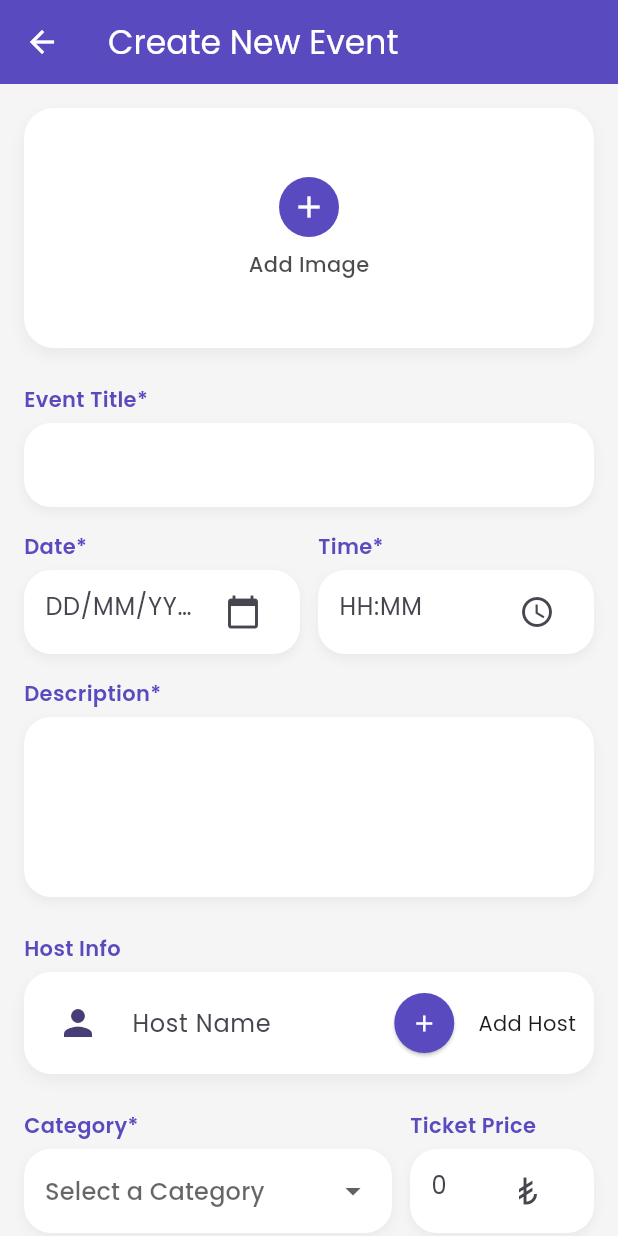
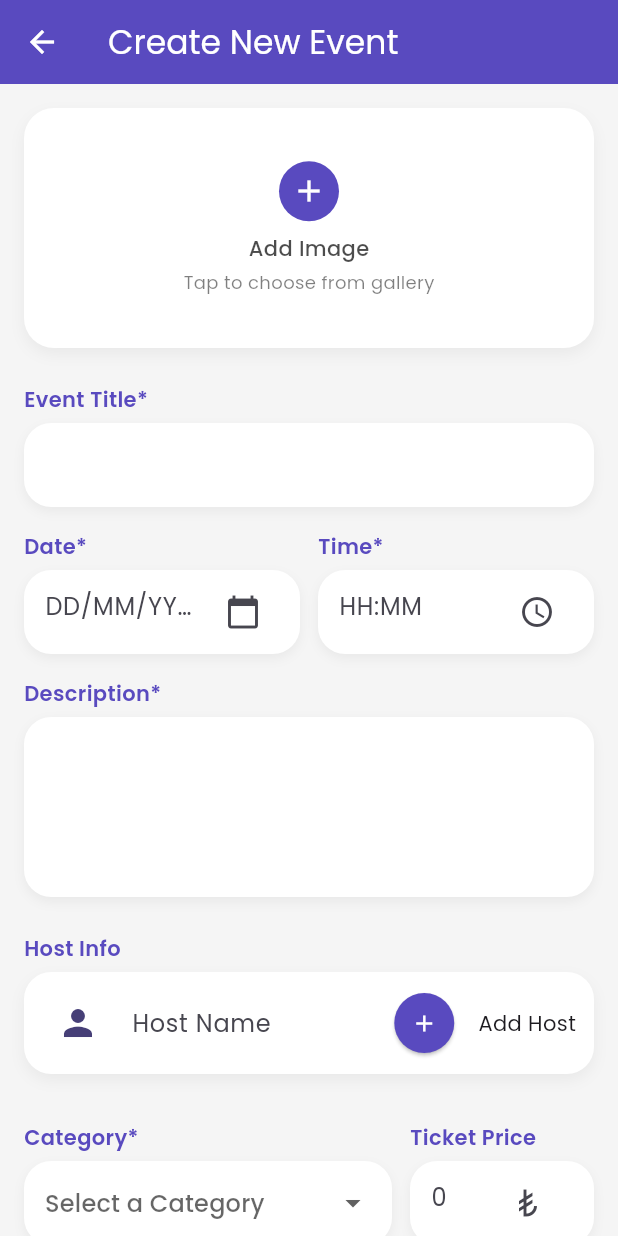
Before and after one commit to ilgazsahin/CS310-Group-14, a Flutter app: the CreateEventPage screen opened by its route, on a phone screen of 412 x 824 dp. Run offline on Flutter 3.47's test engine with Material 3 defaults, Android fonts, the phone set to English and light mode, and no system bars; our stand-ins replace google_fonts, image_picker.

Commit message:
Fix on Create Event Form
Fixed the add host button on the form page, now multiple hosts can be added. Implemented AlertDialog and input validation.

```diff
--- a/WhatSUp-ui-bahar/lib/screens/create_event_page.dart
+++ b/WhatSUp-ui-bahar/lib/screens/create_event_page.dart
@@ -1,4 +1,7 @@
+import 'dart:io';
+
 import 'package:flutter/material.dart';
+import 'package:image_picker/image_picker.dart';
 import '../theme.dart';
 
 class CreateEventPage extends StatefulWidget {
@@ -15,8 +18,16 @@ class _CreateEventPageState extends State<CreateEventPage> {
   final _dateController = TextEditingController();
   final _timeController = TextEditingController();
   final _descriptionController = TextEditingController();
-  final _hostController = TextEditingController();
   final _ticketPriceController = TextEditingController();
+
+  // multiple host controllers
+  final List<TextEditingController> _hostControllers = [
+    TextEditingController(),
+  ];
+
+  // image picker + selected image
+  final ImagePicker _imagePicker =  ImagePicker();
+  File? _selectedImage;
 
   String? _selectedCategory;
 
@@ -26,8 +37,13 @@ class _CreateEventPageState extends State<CreateEventPage> {
     _dateController.dispose();
     _timeController.dispose();
     _descriptionController.dispose();
-    _hostController.dispose();
     _ticketPriceController.dispose();
+
+    // dispose all host controllers
+    for (final c in _hostControllers) {
+      c.dispose();
+    }
+
     super.dispose();
   }
 
@@ -60,13 +76,107 @@ class _CreateEventPageState extends State<CreateEventPage> {
     }
   }
 
+  Future<void> _pickImage() async {
+    final XFile? picked = await _imagePicker.pickImage(
+      source: ImageSource.gallery,
+      maxWidth: 1200,
+      imageQuality: 85,
+    );
+    if (picked != null) {
+      setState(() {
+        _selectedImage = File(picked.path);
+      });
+    }
+  }
+
   void _saveEvent() {
     if (_formKey.currentState!.validate()) {
-      ScaffoldMessenger.of(context).showSnackBar(
-        const SnackBar(content: Text('Event saved (demo only)')),
+      final hosts = _hostControllers
+          .map((c) => c.text.trim())
+          .where((t) => t.isNotEmpty)
+          .toList();
+
+      // TODO: send hosts + _selectedImage + other data to backend if needed
+
+      showDialog(
+        context: context,
+        builder: (context) => AlertDialog(
+          title: const Text('Event Created'),
+          content: const Text('Your event has been saved successfully.'),
+          actions: [
+            TextButton(
+              onPressed: () {
+                Navigator.of(context).pop(); // close dialog
+                Navigator.of(context).pop(); // go back to previous screen
+              },
+              child: const Text('OK'),
+            ),
+          ],
+        ),
       );
-      Navigator.pop(context);
     }
+  }
+
+  // builds a single host row; last row shows "+" to add, others show "-" to remove
+  Widget _buildHostRow(int index) {
+    final controller = _hostControllers[index];
+    final isLast = index == _hostControllers.length - 1;
+
+    return Container(
+      margin: const EdgeInsets.only(bottom: 8),
+      padding: const EdgeInsets.symmetric(horizontal: 12, vertical: 10),
+      decoration: BoxDecoration(
+        color: Colors.white,
+        borderRadius: BorderRadius.circular(18),
+        boxShadow: [
+          BoxShadow(
+            color: Colors.black.withOpacity(0.05),
+            blurRadius: 8,
+            offset: const Offset(0, 4),
+          ),
+        ],
+      ),
+      child: Row(
+        children: [
+          const CircleAvatar(
+            radius: 24,
+            backgroundColor: Colors.white,
+            child: Icon(Icons.person, size: 28),
+          ),
+          const SizedBox(width: 12),
+          Expanded(
+            child: TextFormField(
+              controller: controller,
+              decoration: _inputDecoration('Host Name').copyWith(
+                border: InputBorder.none,
+              ),
+            ),
+          ),
+          ElevatedButton(
+            style: ElevatedButton.styleFrom(
+              backgroundColor: kCreatePurple,
+              foregroundColor: Colors.white,
+              shape: const CircleBorder(),
+              padding: const EdgeInsets.all(10),
+            ),
+            onPressed: () {
+              setState(() {
+                if (isLast) {
+                  // add new host
+                  _hostControllers.add(TextEditingController());
+                } else {
+                  // remove this host
+                  _hostControllers.removeAt(index).dispose();
+                }
+              });
+            },
+            child: Icon(isLast ? Icons.add : Icons.remove),
+          ),
+          const SizedBox(width: 4),
+          Text(isLast ? 'Add Host' : 'Remove'),
+        ],
+      ),
+    );
   }
 
   @override
@@ -87,11 +197,15 @@ class _CreateEventPageState extends State<CreateEventPage> {
           padding: const EdgeInsets.all(16),
           child: Form(
             key: _formKey,
+            autovalidateMode: AutovalidateMode.onUserInteraction,
             child: Column(
               crossAxisAlignment: CrossAxisAlignment.start,
               children: [
-                // Add image box
-                Container(
+                // Add image box (now tappable)
+                InkWell(
+                  borderRadius: BorderRadius.circular(20),
+                  onTap: _pickImage,
+                  child: Container(
                     height: 160,
                     decoration: BoxDecoration(
                       color: Colors.white,
@@ -104,14 +218,16 @@ class _CreateEventPageState extends State<CreateEventPage> {
                         ),
                       ],
                     ),
-                  child: Center(
+                    child: _selectedImage == null
+                        ? Center(
                       child: Column(
                         mainAxisSize: MainAxisSize.min,
                         children: [
                           CircleAvatar(
                             radius: 20,
                             backgroundColor: kCreatePurple,
-                          child: const Icon(Icons.add, color: Colors.white),
+                            child: const Icon(Icons.add,
+                                color: Colors.white),
                           ),
                           const SizedBox(height: 8),
                           Text(
@@ -121,7 +237,25 @@ class _CreateEventPageState extends State<CreateEventPage> {
                               fontWeight: FontWeight.w500,
                             ),
                           ),
+                          const SizedBox(height: 4),
+                          Text(
+                            'Tap to choose from gallery',
+                            style: TextStyle(
+                              color: Colors.black.withOpacity(0.5),
+                              fontSize: 12,
+                            ),
+                          ),
                         ],
+                      ),
+                    )
+                        : ClipRRect(
+                      borderRadius: BorderRadius.circular(20),
+                      child: Image.file(
+                        _selectedImage!,
+                        fit: BoxFit.cover,
+                        width: double.infinity,
+                        height: double.infinity,
+                      ),
                     ),
                   ),
                 ),
@@ -150,8 +284,8 @@ class _CreateEventPageState extends State<CreateEventPage> {
                               controller: _dateController,
                               readOnly: true,
                               onTap: _pickDate,
-                              decoration: _inputDecoration('DD/MM/YYYY')
-                                  .copyWith(
+                              decoration:
+                              _inputDecoration('DD/MM/YYYY').copyWith(
                                 suffixIcon: const Icon(Icons.calendar_today),
                               ),
                               validator: (value) =>
@@ -179,7 +313,8 @@ class _CreateEventPageState extends State<CreateEventPage> {
                               ),
                               validator: (value) =>
                               (value == null || value.isEmpty)
-                                  ? 'Required' : null,
+                                  ? 'Required'
+                                  : null,
                             ),
                           ),
                         ],
@@ -203,49 +338,10 @@ class _CreateEventPageState extends State<CreateEventPage> {
                 const SizedBox(height: 24),
 
                 const _SectionLabel(text: 'Host Info'),
-                Container(
-                  padding:
-                  const EdgeInsets.symmetric(horizontal: 12, vertical: 10),
-                  decoration: BoxDecoration(
-                    color: Colors.white,
-                    borderRadius: BorderRadius.circular(18),
-                    boxShadow: [
-                      BoxShadow(
-                        color: Colors.black.withOpacity(0.05),
-                        blurRadius: 8,
-                        offset: const Offset(0, 4),
-                      ),
-                    ],
-                  ),
-                  child: Row(
-                    children: [
-                      const CircleAvatar(
-                        radius: 24,
-                        backgroundColor: Colors.white,
-                        child: Icon(Icons.person, size: 28),
-                      ),
-                      const SizedBox(width: 12),
-                      Expanded(
-                        child: TextField(
-                          controller: _hostController,
-                          decoration: _inputDecoration('Host Name').copyWith(
-                            border: InputBorder.none,
-                          ),
-                        ),
-                      ),
-                      ElevatedButton(
-                        style: ElevatedButton.styleFrom(
-                          backgroundColor: kCreatePurple,
-                          foregroundColor: Colors.white,
-                          shape: const CircleBorder(),
-                          padding: const EdgeInsets.all(10),
-                        ),
-                        onPressed: () {},
-                        child: const Icon(Icons.add),
-                      ),
-                      const SizedBox(width: 4),
-                      const Text('Add Host'),
-                    ],
+                Column(
+                  children: List.generate(
+                    _hostControllers.length,
+                        (index) => _buildHostRow(index),
                   ),
                 ),
                 const SizedBox(height: 24),
@@ -262,7 +358,7 @@ class _CreateEventPageState extends State<CreateEventPage> {
                           _RoundedField(
                             child: DropdownButtonFormField<String>(
                               value: _selectedCategory,
-                              isExpanded: true, // avoid overflow
+                              isExpanded: true,
                               decoration: _inputDecoration('Select a Category')
                                   .copyWith(border: InputBorder.none),
                               items: const [
@@ -279,6 +375,10 @@ class _CreateEventPageState extends State<CreateEventPage> {
                                   _selectedCategory = value;
                                 });
                               },
+                              validator: (value) =>
+                              (value == null || value.isEmpty)
+                                  ? 'Please select a category'
+                                  : null,
                             ),
                           ),
                         ],
@@ -293,7 +393,7 @@ class _CreateEventPageState extends State<CreateEventPage> {
                         children: [
                           const _SectionLabel(text: 'Ticket Price'),
                           _RoundedField(
-                            child: TextField(
+                            child: TextFormField(
                               controller: _ticketPriceController,
                               keyboardType:
                               const TextInputType.numberWithOptions(
@@ -304,6 +404,18 @@ class _CreateEventPageState extends State<CreateEventPage> {
                                   child: Icon(Icons.currency_lira),
                                 ),
                               ),
+                              validator: (value) {
+                                if (value == null || value.trim().isEmpty) {
+                                  return null; // optional
+                                }
+                                final normalized =
+                                value.replaceAll(',', '.').trim();
+                                final price = double.tryParse(normalized);
+                                if (price == null || price < 0) {
+                                  return 'Enter a valid price';
+                                }
+                                return null;
+                              },
                             ),
                           ),
                         ],
@@ -361,10 +473,10 @@ class _CreateEventPageState extends State<CreateEventPage> {
   }
 
   InputDecoration _inputDecoration(String hint) {
-    return InputDecoration(
-      hintText: hint,
+    return const InputDecoration(
+      hintText: '',
       border: InputBorder.none,
-    );
+    ).copyWith(hintText: hint);
   }
 }
 
--- a/WhatSUp-ui-bahar/pubspec.yaml
+++ b/WhatSUp-ui-bahar/pubspec.yaml
@@ -10,6 +10,8 @@ environment:
 dependencies:
   flutter:
     sdk: flutter
+  image_picker: ^1.1.0
+
 
   # The following adds the Cupertino Icons font to your application.
   # Use with the CupertinoIcons class for iOS style icons.
```
Lines whose indentation alone changed are shown as unchanged.
